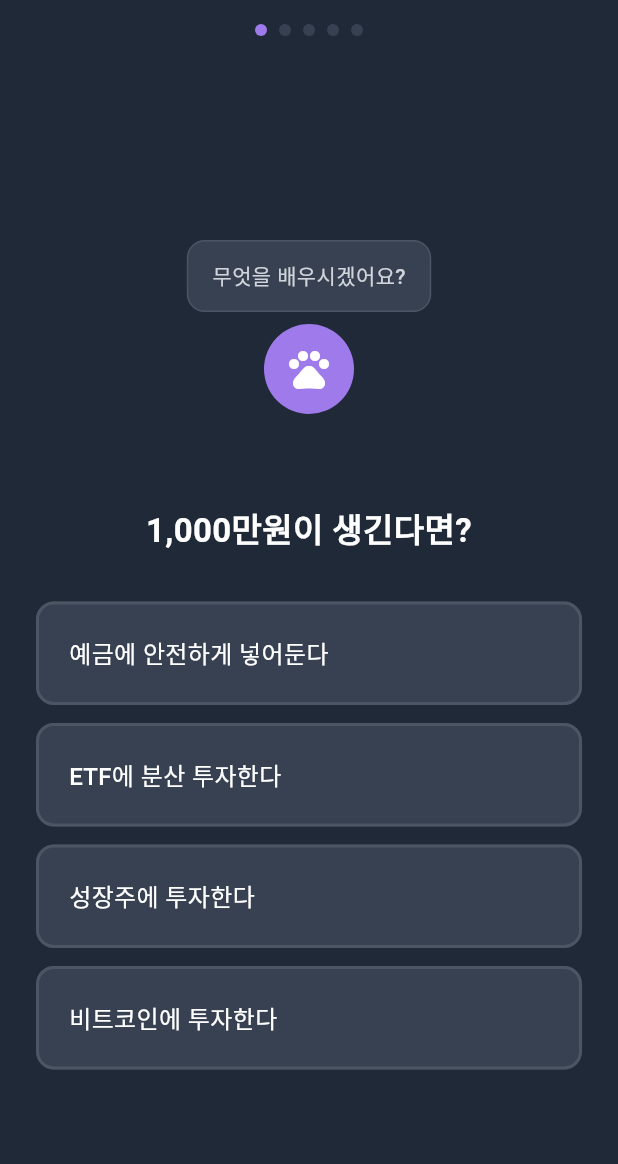
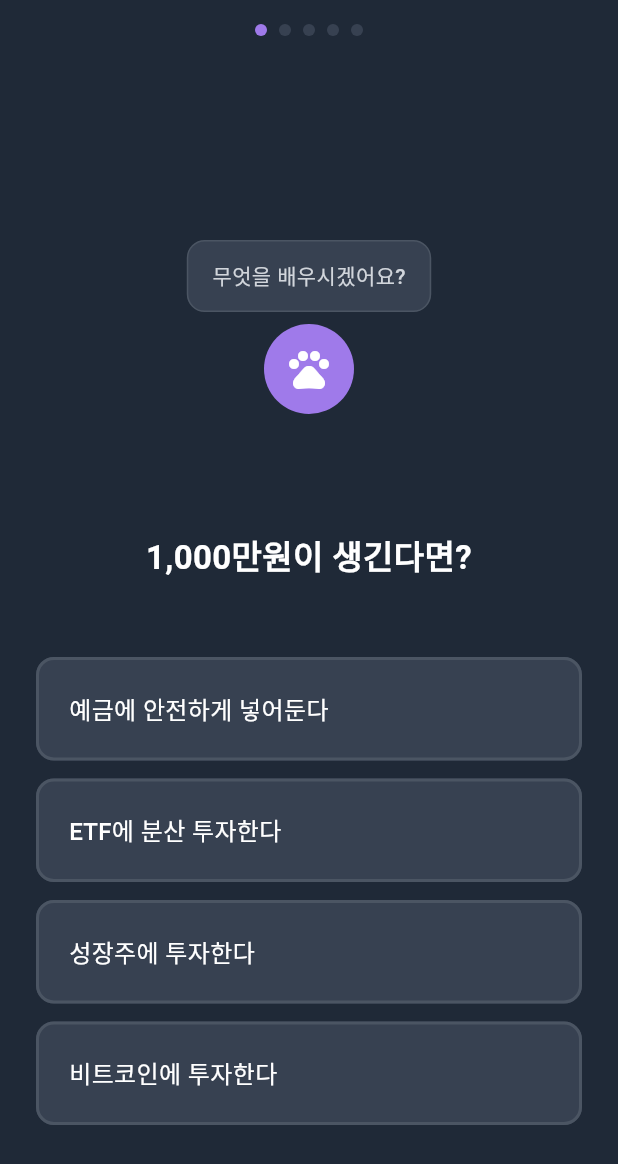
Before and after one commit to tei-young/your_money_pet, a Flutter app: the PersonalityTestScreen screen opened directly, on a phone screen of 412 x 824 dp. Shown: the top 1164 px of the screen. Run offline on Flutter 3.47's test engine with Material 3 defaults, Android fonts, the phone set to English and light mode, and no system bars; our stand-ins replace share_plus; accounts and stored records are empty.

Commit message:
Fix question field position jumping by setting fixed height
- Wrap question text in SizedBox with fixed height (70px)
- Center text vertically within fixed height container
- Prevents layout shift when switching between 1-line and 2-line questions

```diff
--- a/lib/screens/onboarding/personality_test_screen.dart
+++ b/lib/screens/onboarding/personality_test_screen.dart
@@ -303,7 +303,10 @@ class _PersonalityTestScreenState extends State<PersonalityTestScreen> {
 
   /// 질문 텍스트
   Widget _buildQuestion(String question) {
-    return Text(
+    return SizedBox(
+      height: 70, // 고정 높이로 질문 영역 위치 고정 (최대 2줄 기준)
+      child: Center(
+        child: Text(
           question,
           style: const TextStyle(
             fontSize: 22,
@@ -312,6 +315,8 @@ class _PersonalityTestScreenState extends State<PersonalityTestScreen> {
             height: 1.4,
           ),
           textAlign: TextAlign.center,
+        ),
+      ),
     );
   }
 
```
Lines whose indentation alone changed are shown as unchanged.
